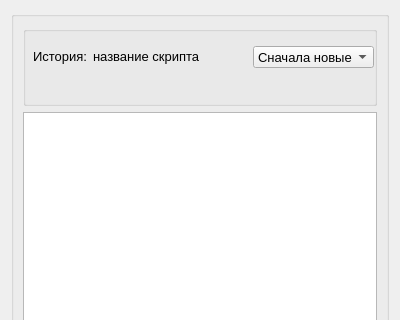
Qt form GUIproto/historywindow.ui (MicranDIIS/script_storage) before a commit; both pictures show x 0 to 400 and y 0 to 320 of the 400 by 650 pixel window.
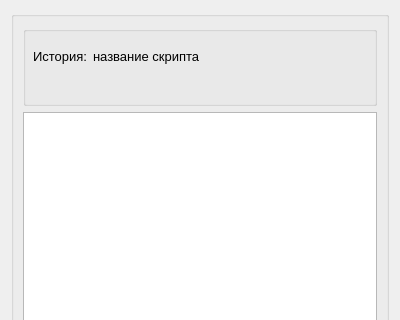
The same form after that commit.

Commit message: deleted combobox

The edit to the form file:
```diff
--- a/GUIproto/historywindow.ui
+++ b/GUIproto/historywindow.ui
@@ -78,26 +78,6 @@
           <string>название скрипта</string>
          </property>
         </widget>
-        <widget class="QComboBox" name="FilterComboBox">
-         <property name="geometry">
-          <rect>
-           <x>230</x>
-           <y>20</y>
-           <width>121</width>
-           <height>22</height>
-          </rect>
-         </property>
-         <item>
-          <property name="text">
-           <string>Сначала новые</string>
-          </property>
-         </item>
-         <item>
-          <property name="text">
-           <string>Сначала старые</string>
-          </property>
-         </item>
-        </widget>
         <widget class="QLabel" name="ScriptNameLabel_2">
          <property name="geometry">
           <rect>
```
The commit also changes 1 other file.
